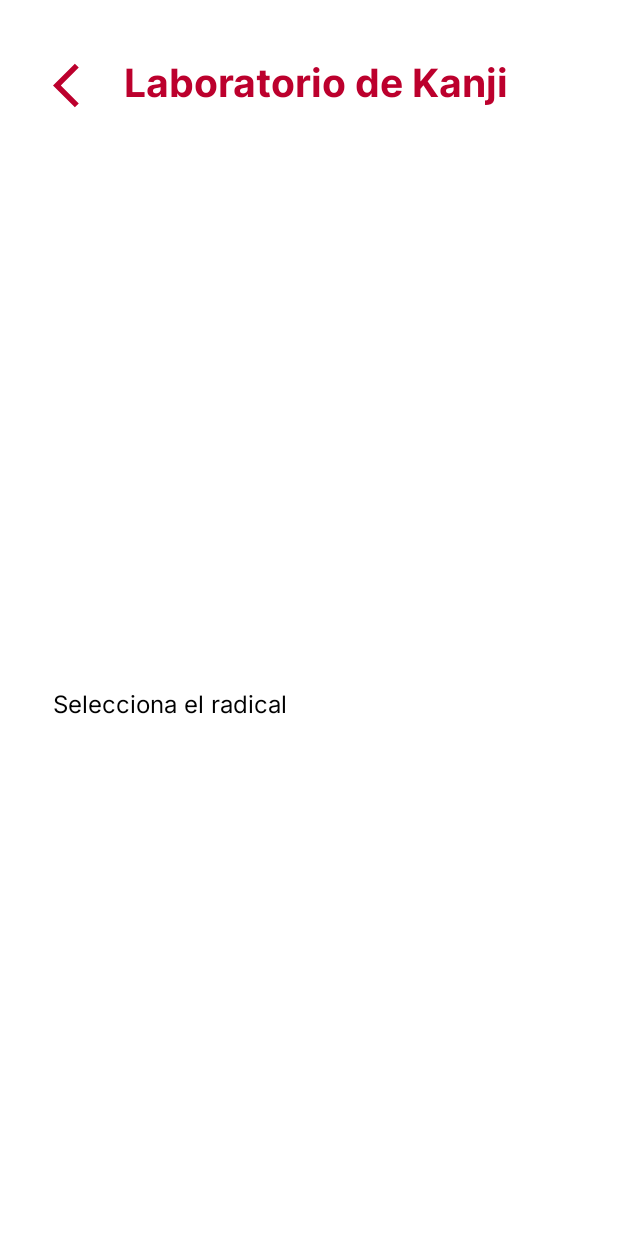
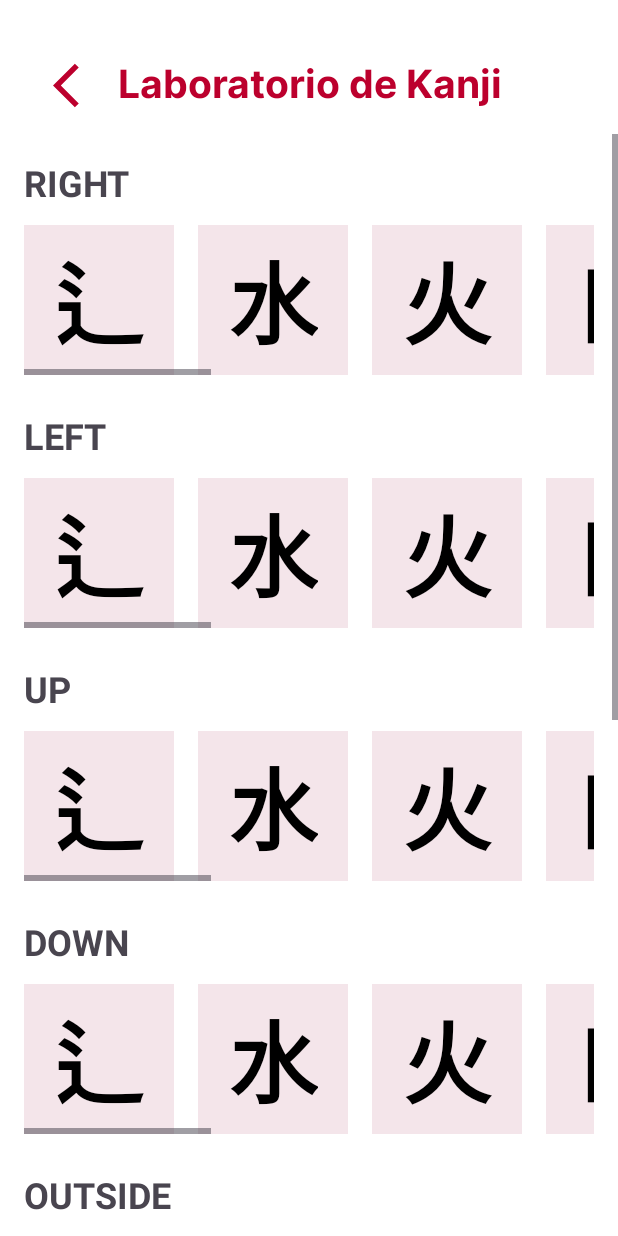
Before and after one commit to fatigzzr/Kokusho-300-ft-Hatsune-Miku, an Android app: the KanjiActivity screen opened directly, with no data from a screen before it, on a phone screen of 412 x 824 dp. Run offline under Robolectric (Android 15) with nearby library versions, the phone set to English and light mode, and no system bars; network calls fail.

Commit message:
Secciones de Radicales

```diff
--- a/app/src/main/java/fatima/m596749/einer/m595839/kokusho_300_ft_hatsune_miku/activities/KanjiActivity.kt
+++ b/app/src/main/java/fatima/m596749/einer/m595839/kokusho_300_ft_hatsune_miku/activities/KanjiActivity.kt
@@ -1,30 +1,59 @@
 package fatima.m596749.einer.m595839.kokusho_300_ft_hatsune_miku.activities
 
 import android.os.Bundle
+import android.view.LayoutInflater
+import android.widget.LinearLayout
+import android.widget.TextView
 import androidx.activity.enableEdgeToEdge
 import androidx.appcompat.app.AppCompatActivity
 import androidx.core.view.ViewCompat
 import androidx.core.view.WindowInsetsCompat
+import androidx.recyclerview.widget.LinearLayoutManager
+import androidx.recyclerview.widget.RecyclerView
 import fatima.m596749.einer.m595839.kokusho_300_ft_hatsune_miku.R
+import fatima.m596749.einer.m595839.kokusho_300_ft_hatsune_miku.database.RadicalAdapter
 import fatima.m596749.einer.m595839.kokusho_300_ft_hatsune_miku.databinding.KanjiActivityBinding
+import fatima.m596749.einer.m595839.kokusho_300_ft_hatsune_miku.databinding.RadicalSectionBinding
 
 class KanjiActivity : AppCompatActivity() {
-    // Create Kanji Activity Layout Binder
-    private lateinit var kanjiBinding: KanjiActivityBinding
+
+    private lateinit var binding: KanjiActivityBinding
 
     override fun onCreate(savedInstanceState: Bundle?) {
         super.onCreate(savedInstanceState)
+        binding = KanjiActivityBinding.inflate(layoutInflater)
+        setContentView(binding.root)
 
-        enableEdgeToEdge()
+        val sectionTitles = listOf(
+            "RIGHT",
+            "LEFT",
+            "UP",
+            "DOWN",
+            "OUTSIDE",
+            "HANGING",
+            "CHAIR",
+            "OTHER"
+        )
 
-        // Initialize Kanji Activity Binder
-        kanjiBinding = KanjiActivityBinding.inflate(layoutInflater)
-        setContentView(kanjiBinding.root)
+        // Example radical list (you can replace with real data per section)
+        val radicalItems = listOf("⻍", "水", "火", "口", "心", "木", "手", "目", "日", "人")
 
-        ViewCompat.setOnApplyWindowInsetsListener(findViewById(R.id.kanjiActivity)) { v, insets ->
-            val systemBars = insets.getInsets(WindowInsetsCompat.Type.systemBars())
-            v.setPadding(systemBars.left, systemBars.top, systemBars.right, systemBars.bottom)
-            insets
+        // Dynamically add each section
+        for (title in sectionTitles) {
+            val sectionBinding = RadicalSectionBinding.inflate(layoutInflater, binding.sectionContainer, false)
+
+            sectionBinding.sectionTitle.text = title
+            sectionBinding.horizontalRecycler.apply {
+                layoutManager = LinearLayoutManager(this@KanjiActivity, LinearLayoutManager.HORIZONTAL, false)
+                adapter = RadicalAdapter(radicalItems)
+            }
+
+            binding.sectionContainer.addView(sectionBinding.root)
+        }
+
+        // Back button
+        binding.kanjiBackButton.setOnClickListener {
+            finish()
         }
     }
 }
--- a/app/src/main/java/fatima/m596749/einer/m595839/kokusho_300_ft_hatsune_miku/database/KanjiDao.kt
+++ b/app/src/main/java/fatima/m596749/einer/m595839/kokusho_300_ft_hatsune_miku/database/KanjiDao.kt
@@ -5,6 +5,7 @@ import androidx.room.Dao
 import androidx.room.Insert
 import androidx.room.OnConflictStrategy
 import androidx.room.Query
+import fatima.m596749.einer.m595839.kokusho_300_ft_hatsune_miku.activities.KanjiActivity
 import fatima.m596749.einer.m595839.kokusho_300_ft_hatsune_miku.activities.game.CharRead
 import fatima.m596749.einer.m595839.kokusho_300_ft_hatsune_miku.database.entities.Character
 import fatima.m596749.einer.m595839.kokusho_300_ft_hatsune_miku.database.entities.CharacterReading
@@ -35,4 +36,7 @@ interface KanjiDao {
     */
     @Query("SELECT DISTINCT character, reading  FROM Character JOIN CharacterReading ON Character.id = CharacterReading.idCharacter")
     fun getCharReading() : List<CharRead>
+
+    /*@Query("SELECT DISTINCT r.id, r.radical, r.meaning, c.position FROM Component c INNER JOIN Radical r ON c.idRadical = r.id ORDER BY c.position")
+    suspend fun getRadicalByPosition(): List<KanjiActivity.RadicalWithPosition>*/
 }
--- /dev/null
+++ b/app/src/main/java/fatima/m596749/einer/m595839/kokusho_300_ft_hatsune_miku/database/RadicalAdapter.kt
@@ -0,0 +1,27 @@
+package fatima.m596749.einer.m595839.kokusho_300_ft_hatsune_miku.database
+
+import android.view.LayoutInflater
+import android.view.ViewGroup
+import androidx.recyclerview.widget.RecyclerView
+import fatima.m596749.einer.m595839.kokusho_300_ft_hatsune_miku.databinding.RadicalItemViewBinding
+
+class RadicalAdapter(
+    private val items: List<String>
+) : RecyclerView.Adapter<RadicalAdapter.RadicalViewHolder>() {
+
+    inner class RadicalViewHolder(val binding: RadicalItemViewBinding) :
+        RecyclerView.ViewHolder(binding.root)
+
+    override fun onCreateViewHolder(parent: ViewGroup, viewType: Int): RadicalViewHolder {
+        val inflater = LayoutInflater.from(parent.context)
+        val binding = RadicalItemViewBinding.inflate(inflater, parent, false)
+        return RadicalViewHolder(binding)
+    }
+
+    override fun onBindViewHolder(holder: RadicalViewHolder, position: Int) {
+        val item = items[position]
+        holder.binding.radicalTextView.text = item
+    }
+
+    override fun getItemCount(): Int = items.size
+}
--- a/app/src/main/res/layout/kanji_activity.xml
+++ b/app/src/main/res/layout/kanji_activity.xml
@@ -21,8 +21,8 @@
         style="@style/TitleText"
         android:layout_width="wrap_content"
         android:layout_height="wrap_content"
-        android:layout_marginStart="12dp"
-        android:layout_marginTop="35dp"
+        android:layout_marginStart="8dp"
+        android:layout_marginTop="36dp"
         android:text="@string/kanji_title"
         app:layout_constraintStart_toEndOf="@+id/kanjiBackButton"
         app:layout_constraintTop_toTopOf="parent" />
@@ -35,31 +35,28 @@
         android:layout_marginBottom="35dp"
         android:layout_marginStart="35dp"
         android:layout_marginEnd="35dp"
-        app:layout_constraintBottom_toTopOf="@+id/textView"
+        app:layout_constraintBottom_toTopOf="@+id/kanjiScrollView"
         app:layout_constraintEnd_toEndOf="parent"
         app:layout_constraintStart_toStartOf="parent"
         app:layout_constraintTop_toBottomOf="@+id/kanjiTextView" />
 
-    <TextView
-        android:id="@+id/textView"
-        style="@style/DefaultText"
-        android:layout_width="wrap_content"
-        android:layout_height="wrap_content"
-        android:layout_marginTop="384dp"
-        android:layout_marginStart="35dp"
-        android:text="@string/kanji_instruction"
+    <ScrollView
+        android:id="@+id/kanjiScrollView"
+        android:layout_width="0dp"
+        android:layout_height="0dp"
+        android:fillViewport="true"
+        android:layout_marginTop="15dp"
+        app:layout_constraintTop_toBottomOf="@id/kanjiTextView"
+        app:layout_constraintBottom_toBottomOf="parent"
         app:layout_constraintStart_toStartOf="parent"
-        app:layout_constraintTop_toBottomOf="@+id/kanjiTextView" />
+        app:layout_constraintEnd_toEndOf="parent">
 
-    <androidx.recyclerview.widget.RecyclerView
-        android:id="@+id/radicalRecyclerView"
-        android:layout_width="match_parent"
-        android:layout_height="wrap_content"
-        android:layout_marginTop="15dp"
-        android:layout_marginStart="35dp"
-        android:layout_marginEnd="35dp"
-        app:layout_constraintEnd_toEndOf="parent"
-        app:layout_constraintStart_toStartOf="parent"
-        app:layout_constraintTop_toBottomOf="@+id/textView" />
+        <LinearLayout
+            android:id="@+id/sectionContainer"
+            android:layout_width="match_parent"
+            android:layout_height="wrap_content"
+            android:orientation="vertical"
+            android:padding="16dp" />
+    </ScrollView>
 
 </androidx.constraintlayout.widget.ConstraintLayout>
--- a/app/src/main/res/layout/radical_item_view.xml
+++ b/app/src/main/res/layout/radical_item_view.xml
@@ -1,9 +1,9 @@
 <?xml version="1.0" encoding="utf-8"?>
 <androidx.constraintlayout.widget.ConstraintLayout xmlns:android="http://schemas.android.com/apk/res/android"
+    android:layout_width="100dp"
+    android:layout_height="100dp"
     xmlns:app="http://schemas.android.com/apk/res-auto"
-    android:id="@+id/radicalItemView"
-    android:layout_width="80dp"
-    android:layout_height="80dp"
+    android:layout_marginEnd="16dp"
     android:background="@color/red_transparent">
 
     <TextView
@@ -12,7 +12,7 @@
     android:layout_width="wrap_content"
     android:layout_height="wrap_content"
     android:text="⻍"
-        android:textSize="40sp"
+    android:textSize="60sp"
     android:textStyle="bold"
     app:layout_constraintBottom_toBottomOf="parent"
     app:layout_constraintEnd_toEndOf="parent"
--- /dev/null
+++ b/app/src/main/res/layout/radical_section.xml
@@ -0,0 +1,29 @@
+<?xml version="1.0" encoding="utf-8"?>
+<LinearLayout xmlns:android="http://schemas.android.com/apk/res/android"
+    xmlns:app="http://schemas.android.com/apk/res-auto"
+    xmlns:tools="http://schemas.android.com/tools"
+    android:id="@+id/sectionRowLayout"
+    android:layout_width="match_parent"
+    android:layout_height="wrap_content"
+    android:orientation="vertical"
+    android:paddingBottom="24dp">
+
+    <TextView
+        android:id="@+id/sectionTitle"
+        android:layout_width="wrap_content"
+        android:layout_height="wrap_content"
+        android:text="Section Title"
+        android:textStyle="bold"
+        android:textSize="24sp"
+        android:layout_marginBottom="12dp"/>
+
+    <androidx.recyclerview.widget.RecyclerView
+        android:id="@+id/horizontalRecycler"
+        android:layout_width="match_parent"
+        android:layout_height="wrap_content"
+        android:overScrollMode="always"
+        android:scrollbars="horizontal"
+        app:layoutManager="androidx.recyclerview.widget.LinearLayoutManager"
+        tools:listitem="@layout/radical_item_view"
+        />
+</LinearLayout>
```
Lines whose indentation alone changed are shown as unchanged.
